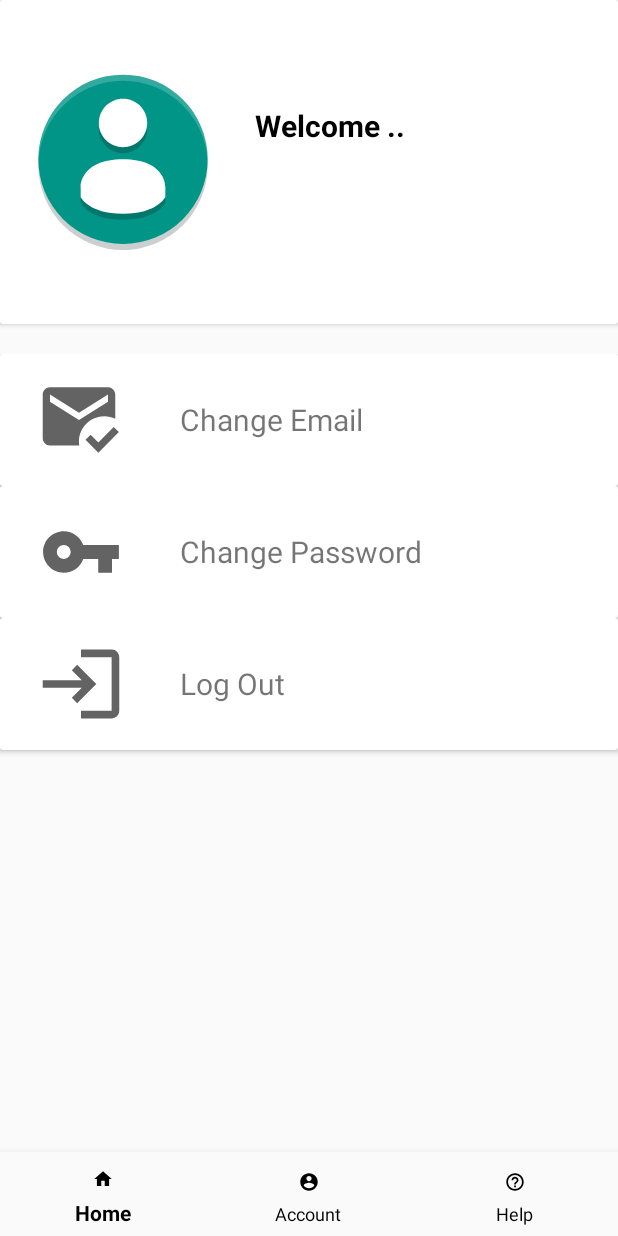
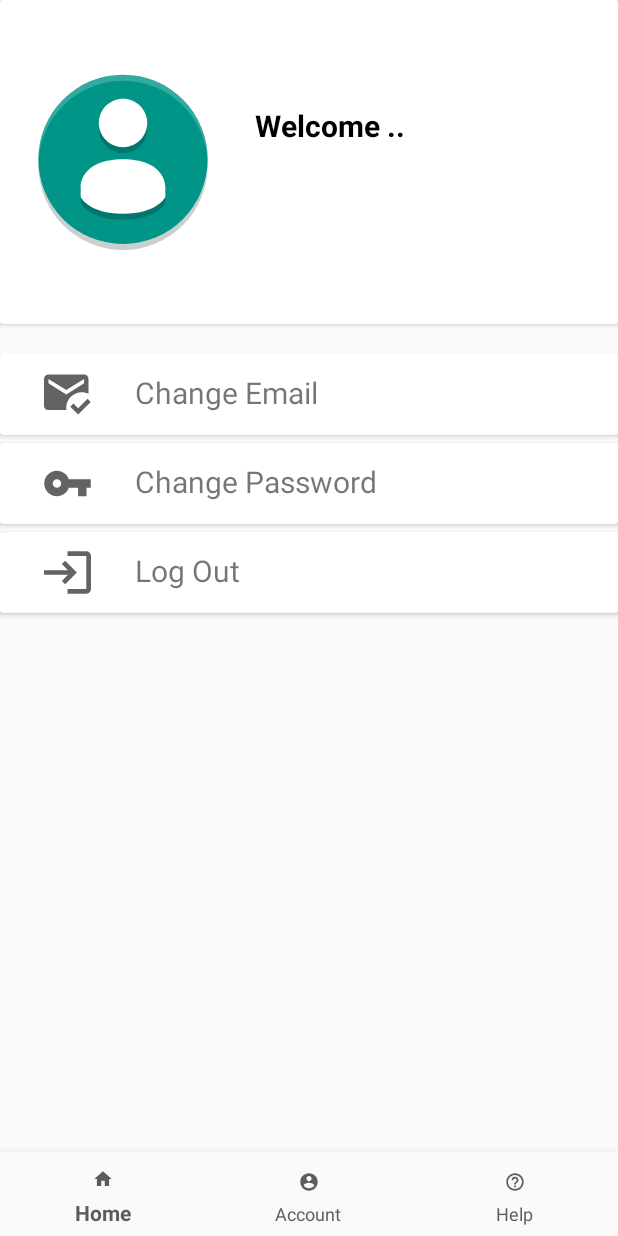
Before and after one commit to sisihmm/Skripsi, an Android app: the fragment AccountFragment placed in its activity, on a phone screen of 412 x 824 dp. Run offline under Robolectric (Android 15) with nearby library versions, the phone set to English and light mode, and no system bars; our stand-ins replace Firebase (no records; nobody signed in at launch, a user with empty details on screens opened directly).

Commit message:
fix color
fix color

```diff
--- a/app/src/main/AndroidManifest.xml
+++ b/app/src/main/AndroidManifest.xml
@@ -12,8 +12,8 @@
         android:supportsRtl="true"
         android:theme="@style/Theme.AppCompat.Light.NoActionBar">
         <activity android:name=".studentHome"></activity>
-        <activity android:name=".change_password" android:label="Change Password" android:parentActivityName=".Login" />
-        <activity android:name=".change_email" android:label="Change Email" android:parentActivityName=".Login"/>
+        <activity android:name=".change_password" android:label="Change Password" android:parentActivityName=".Home" android:theme="@style/Theme.Skripsi"/>
+        <activity android:name=".change_email" android:label="Change Email"  android:parentActivityName=".Home" android:theme="@style/Theme.Skripsi"/>
         <activity android:name=".forget" />
         <activity android:name=".Home"/>
         <activity android:name=".Login" />
--- a/app/src/main/java/com/anas/skripsi/change_password.java
+++ b/app/src/main/java/com/anas/skripsi/change_password.java
@@ -46,7 +46,7 @@ public class change_password extends AppCompatActivity {
                 @Override
                 public void onSuccess(Void unused) {
                     Toast.makeText(change_password.this, "Password telah diubah", Toast.LENGTH_SHORT).show();
-                    startActivity(new Intent(getApplicationContext(),Home.class));
+                    startActivity(new Intent(getApplicationContext(),Login.class));
                     finish();
                 }
             }).addOnFailureListener(e -> Toast.makeText(change_password.this, "Password gagal diubah",Toast.LENGTH_SHORT).show());
--- a/app/src/main/res/layout/activity_change_password.xml
+++ b/app/src/main/res/layout/activity_change_password.xml
@@ -3,6 +3,7 @@
     xmlns:app="http://schemas.android.com/apk/res-auto"
     xmlns:tools="http://schemas.android.com/tools"
     android:layout_width="match_parent"
+
     android:layout_height="match_parent"
     tools:context=".change_password">
 
--- a/app/src/main/res/layout/activity_home.xml
+++ b/app/src/main/res/layout/activity_home.xml
@@ -19,10 +19,10 @@
         android:layout_width="match_parent"
         android:layout_height="wrap_content"
         android:layout_alignParentBottom="true"
-        app:itemIconTint="@color/black"
-        app:itemTextColor="@color/black"
-        app:menu="@menu/bottom_nav_menu"
-        android:background="?android:attr/windowBackground"/>
+        android:background="?android:attr/windowBackground"
+        app:itemIconTint="#5C5C5C"
+        app:itemTextColor="#5C5C5C"
+        app:menu="@menu/bottom_nav_menu" />
 
 
 </RelativeLayout>
--- a/app/src/main/res/layout/activity_register.xml
+++ b/app/src/main/res/layout/activity_register.xml
@@ -51,7 +51,7 @@
             android:textStyle="bold|italic" />
 
         <EditText
-            android:id="@+id/etfullname"
+            android:id="@+id/etname"
             android:layout_width="match_parent"
             android:layout_height="?actionBarSize"
             android:layout_margin="20dp"
--- a/app/src/main/res/layout/fragment_account.xml
+++ b/app/src/main/res/layout/fragment_account.xml
@@ -56,57 +56,61 @@
             <androidx.cardview.widget.CardView
                 android:id="@+id/cvCemail"
                 android:layout_width="match_parent"
-                android:layout_height="88dp" >
+                android:layout_height="54dp">
+
                 <TextView
                     android:layout_width="wrap_content"
                     android:layout_height="wrap_content"
-                    android:layout_marginLeft="120dp"
-                    android:layout_marginTop="30dp"
+                    android:layout_marginLeft="90dp"
+                    android:layout_marginTop="12dp"
                     android:text="Change Email"
                     android:textSize="20sp" />
+
                 <ImageView
-                    android:layout_width="wrap_content"
-                    android:layout_height="wrap_content"
+                    android:layout_width="90dp"
+                    android:layout_height="match_parent"
                     android:src="@drawable/chemail_foreground" />
             </androidx.cardview.widget.CardView>
-
 
 
             <androidx.cardview.widget.CardView
                 android:id="@+id/cvCpassw"
                 android:layout_width="match_parent"
-                android:layout_height="88dp" >
+                android:layout_height="54dp"
+                android:layout_marginTop="5sp">
+
                 <TextView
                     android:layout_width="wrap_content"
                     android:layout_height="wrap_content"
-                    android:layout_marginLeft="120dp"
-                    android:layout_marginTop="30dp"
+                    android:layout_marginLeft="90dp"
+                    android:layout_marginTop="12dp"
                     android:text="Change Password"
                     android:textSize="20sp" />
+
                 <ImageView
-                    android:layout_width="wrap_content"
-                    android:layout_height="wrap_content"
+                    android:layout_width="90dp"
+                    android:layout_height="match_parent"
                     android:src="@drawable/chpassw_foreground" />
             </androidx.cardview.widget.CardView>
-
 
 
             <androidx.cardview.widget.CardView
                 android:id="@+id/cvLogout"
                 android:layout_width="match_parent"
-                android:layout_height="88dp" >
+                android:layout_height="54dp"
+                android:layout_marginTop="5sp">
 
                 <TextView
                     android:layout_width="wrap_content"
                     android:layout_height="wrap_content"
-                    android:layout_marginLeft="120dp"
-                    android:layout_marginTop="30dp"
+                    android:layout_marginLeft="90dp"
+                    android:layout_marginTop="12dp"
                     android:text="Log Out"
                     android:textSize="20sp" />
 
                 <ImageView
-                    android:layout_width="wrap_content"
-                    android:layout_height="wrap_content"
+                    android:layout_width="90dp"
+                    android:layout_height="match_parent"
                     android:src="@drawable/logout_foreground" />
             </androidx.cardview.widget.CardView>
         </LinearLayout>
```
Also changed, not shown: app/src/main/java/com/anas/skripsi/AccountFragment.java (+6 -4 lines), app/src/main/java/com/anas/skripsi/Register.java (+4 -4 lines), app/src/main/java/com/anas/skripsi/change_email.java (+12 -7 lines), app/src/main/res/layout/activity_change_email.xml (+18 -3 lines), app/src/main/res/layout/fragment_home.xml (+1 -9 lines).
